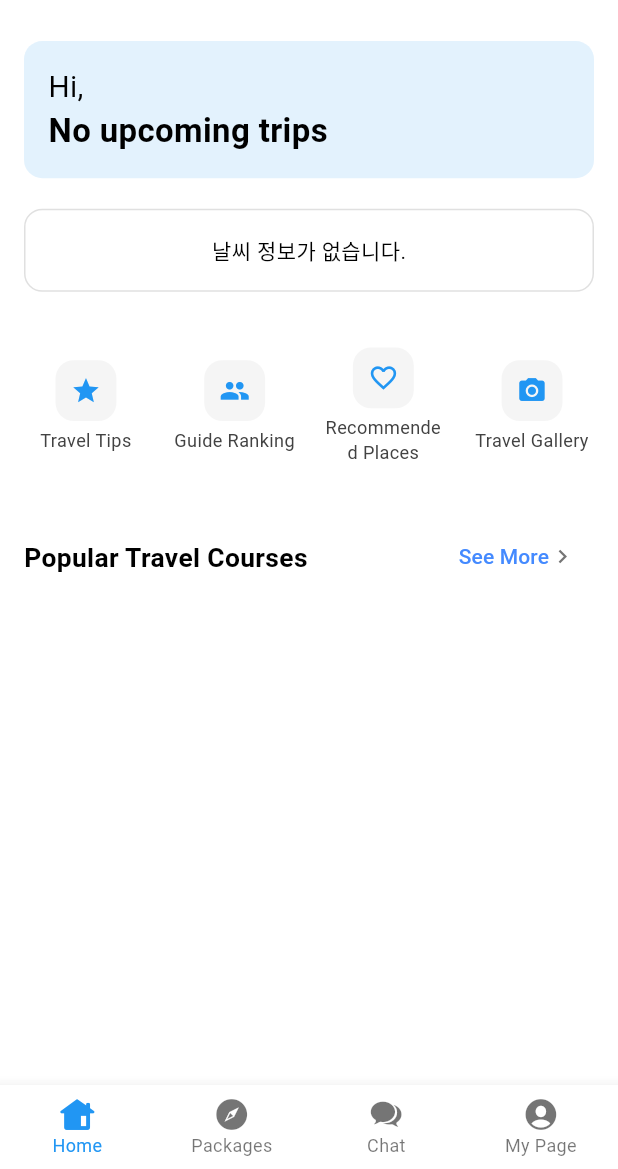
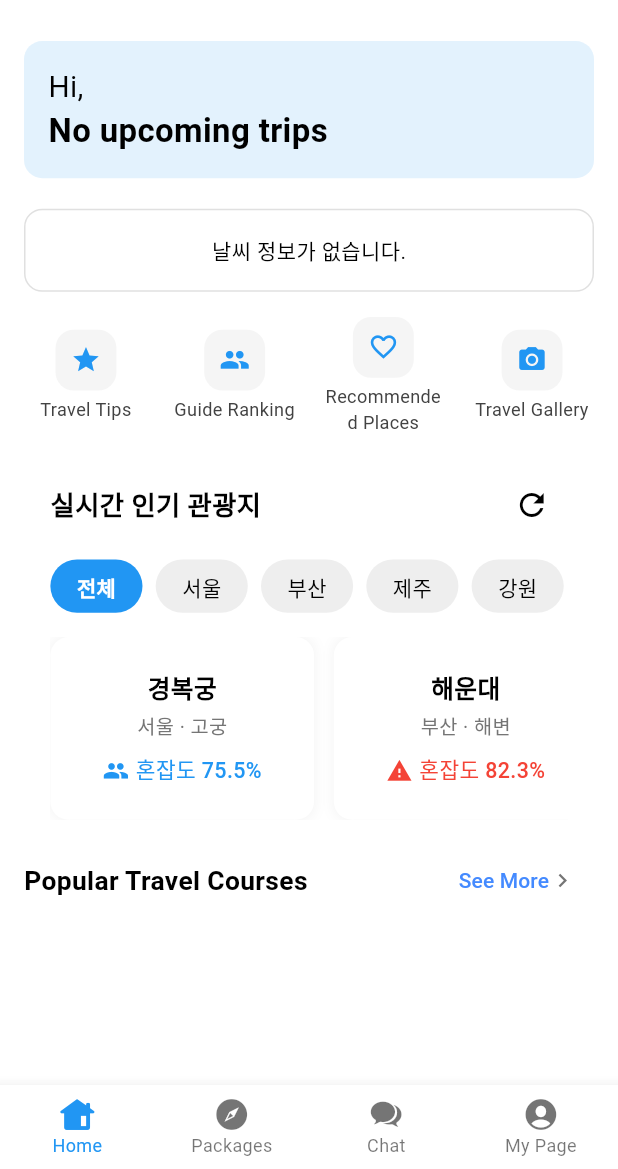
Before and after one commit to peteryu24/TravelOn, a Flutter app: the HomeScreen screen opened by its route, on a phone screen of 412 x 824 dp, the part 67-1236 px from its top. Run offline on Flutter 3.47's test engine with Material 3 defaults, Android fonts, the phone set to English and light mode, and no system bars; our stand-ins replace cached_network_image, cloud_firestore, easy_localization, firebase_auth, firebase_core, firebase_messaging and 11 more; missing offline and left inert: firebase_app_check, flutter_naver_map, kakao_flutter_sdk_common, kakao_flutter_sdk_user; accounts and stored records are empty; network calls fail.

Commit message:
feat: 실시간 인기 관광지 기능 업데이트

```diff
--- /dev/null
+++ b/lib/features/home/data/datasources/tourism_density_api.dart
@@ -0,0 +1,45 @@
+import 'package:flutter_dotenv/flutter_dotenv.dart';
+import 'package:http/http.dart' as http;
+import 'dart:convert';
+import '../models/tourism_density_model.dart';
+
+class TourismDensityApi {
+  static const baseUrl = 'http://apis.data.go.kr/B551011/TatsCnctrRateService';
+
+  // 환경변수에서 API 키 가져오기
+  static String get apiKey => dotenv.env['TOURISMDENSITY_API_KEY'] ?? '';
+
+  Future<List<TourismDensityModel>> getTourismDensity() async {
+    try {
+      final uri = Uri.parse('$baseUrl/tatsCnctrRateList').replace(
+        queryParameters: {
+          'serviceKey': apiKey,
+          'numOfRows': '20',
+          'pageNo': '1',
+          'MobileOS': 'ETC',
+          'MobileApp': 'TravelOn',
+          '_type': 'json',
+        },
+      );
+
+      final response = await http.get(uri);
+
+      if (response.statusCode == 200) {
+        final data = json.decode(response.body);
+        final items = data['response']['body']['items']['item'] as List;
+        return items.map((item) => TourismDensityModel.fromJson(item)).toList();
+      } else {
+        throw Exception('Failed to load tourism density data');
+      }
+    } catch (e) {
+      // 테스트용 더미 데이터 반환
+      return [
+        TourismDensityModel(
+            name: '경복궁', density: 75.5, location: '서울', category: '고궁'),
+        TourismDensityModel(
+            name: '해운대', density: 82.3, location: '부산', category: '해변'),
+        // ... 더미 데이터 추가
+      ];
+    }
+  }
+}
--- /dev/null
+++ b/lib/features/home/data/models/tourism_density_model.dart
@@ -0,0 +1,28 @@
+import '../../domain/entities/tourism_density.dart';
+
+class TourismDensityModel extends TourismDensity {
+  TourismDensityModel({
+    required super.name,
+    required super.density,
+    required super.location,
+    required super.category,
+  });
+
+  factory TourismDensityModel.fromJson(Map<String, dynamic> json) {
+    return TourismDensityModel(
+      name: json['tAtsNm'] ?? '',
+      density: double.tryParse(json['cnctrRate'] ?? '0') ?? 0.0,
+      location: json['areaNm'] ?? '',
+      category: json['signguNm'] ?? '',
+    );
+  }
+
+  Map<String, dynamic> toJson() {
+    return {
+      'name': name,
+      'density': density,
+      'location': location,
+      'category': category,
+    };
+  }
+}
--- /dev/null
+++ b/lib/features/home/domain/entities/tourism_density.dart
@@ -0,0 +1,13 @@
+class TourismDensity {
+  final String name;
+  final double density;
+  final String location;
+  final String category;
+
+  TourismDensity({
+    required this.name,
+    required this.density,
+    required this.location,
+    required this.category,
+  });
+}
--- a/lib/features/home/presentation/screens/home_screen.dart
+++ b/lib/features/home/presentation/screens/home_screen.dart
@@ -13,6 +13,7 @@ import 'package:go_router/go_router.dart';
 import '../../../../core/providers/navigation_provider.dart';
 import '../../../../features/notification/presentation/screens/notification_center_screen.dart';
 import '../../../../features/notification/presentation/providers/notification_provider.dart';
+import '../../../../features/home/presentation/widgets/tourism_density_widget.dart';
 
 class HomeScreen extends StatefulWidget {
   const HomeScreen({super.key});
@@ -105,7 +106,6 @@ class _HomeScreenState extends State<HomeScreen> {
           ),
         ],
       ),
-
       body: SingleChildScrollView(
         child: Padding(
           padding: const EdgeInsets.all(16.0),
@@ -114,10 +114,8 @@ class _HomeScreenState extends State<HomeScreen> {
             children: [
               const NextTripCard(),
               SizedBox(height: 20.h),
-
               const WeatherSlider(),
-              SizedBox(height: 30.h),
-
+              SizedBox(height: 10.h),
               GridView.count(
                 shrinkWrap: true,
                 physics: const NeverScrollableScrollPhysics(),
@@ -128,29 +126,17 @@ class _HomeScreenState extends State<HomeScreen> {
                 childAspectRatio: 0.9, // 1.0에서 0.9로 변경하여 세로 공간 확보
                 children: [
                   _buildMenuItem(
-                      Icons.star,
-                      'menu.travel_tips'.tr(),
-                      '/travel-tips'
-                  ),
-                  _buildMenuItem(
-                      Icons.people,
-                      'menu.guide_ranking'.tr(),
-                      '/guide-ranking'
-                  ),
-                  _buildMenuItem(
-                      Icons.favorite_border,
-                      'menu.recommended_places'.tr(),
-                      '/recommended-places'
-                  ),
-                  _buildMenuItem(
-                      Icons.photo_camera,
-                      'menu.travel_gallery'.tr(),
-                      '/travel-gallery'
-                  ),
+                      Icons.star, 'menu.travel_tips'.tr(), '/travel-tips'),
+                  _buildMenuItem(Icons.people, 'menu.guide_ranking'.tr(),
+                      '/guide-ranking'),
+                  _buildMenuItem(Icons.favorite_border,
+                      'menu.recommended_places'.tr(), '/recommended-places'),
+                  _buildMenuItem(Icons.photo_camera, 'menu.travel_gallery'.tr(),
+                      '/travel-gallery'),
                 ],
               ),
-              SizedBox(height: 30.h),
-
+              // SizedBox(height: 10.h),
+              const TourismDensityWidget(),
               Row(
                 mainAxisAlignment: MainAxisAlignment.spaceBetween,
                 children: [
@@ -168,7 +154,7 @@ class _HomeScreenState extends State<HomeScreen> {
                     child: Row(
                       children: [
                         Text(
-                          'common.see_more'.tr(),  // 여기를 확인
+                          'common.see_more'.tr(), // 여기를 확인
                           style: const TextStyle(color: Colors.blueAccent),
                         ),
                         Icon(Icons.chevron_right, color: Colors.grey.shade600),
@@ -178,7 +164,6 @@ class _HomeScreenState extends State<HomeScreen> {
                 ],
               ),
               SizedBox(height: 10.h),
-
               Consumer<TravelProvider>(
                 builder: (context, provider, child) {
                   final popularPackages = provider.getPopularPackages();
--- /dev/null
+++ b/lib/features/home/presentation/widgets/tourism_density_widget.dart
@@ -0,0 +1,217 @@
+import 'package:flutter/material.dart';
+import 'package:flutter_screenutil/flutter_screenutil.dart';
+import '../../data/datasources/tourism_density_api.dart';
+import '../../data/models/tourism_density_model.dart';
+
+class TourismDensityWidget extends StatefulWidget {
+  const TourismDensityWidget({super.key});
+
+  @override
+  State<TourismDensityWidget> createState() => _TourismDensityWidgetState();
+}
+
+class _TourismDensityWidgetState extends State<TourismDensityWidget> {
+  final _api = TourismDensityApi();
+  List<TourismDensityModel> allSpots = [];
+  List<TourismDensityModel> filteredSpots = [];
+  bool isLoading = true;
+  String selectedRegion = '전체';
+
+  final List<String> regions = ['전체', '서울', '부산', '제주', '강원', '경주', '인천', '대구'];
+
+  @override
+  void initState() {
+    super.initState();
+    fetchHotSpots();
+  }
+
+  Future<void> fetchHotSpots() async {
+    setState(() => isLoading = true);
+    try {
+      final spots = await _api.getTourismDensity();
+      setState(() {
+        allSpots = spots;
+        filterSpots();
+      });
+    } catch (e) {
+      ScaffoldMessenger.of(context).showSnackBar(
+        SnackBar(content: Text('데이터를 불러오는데 실패했습니다: $e')),
+      );
+    } finally {
+      setState(() => isLoading = false);
+    }
+  }
+
+  void filterSpots() {
+    setState(() {
+      filteredSpots = selectedRegion == '전체'
+          ? List.from(allSpots)
+          : allSpots.where((spot) => spot.location == selectedRegion).toList();
+    });
+  }
+
+  @override
+  Widget build(BuildContext context) {
+    return Container(
+      margin: EdgeInsets.symmetric(vertical: 16.h, horizontal: 16.w),
+      child: Column(
+        crossAxisAlignment: CrossAxisAlignment.start,
+        children: [
+          Row(
+            mainAxisAlignment: MainAxisAlignment.spaceBetween,
+            children: [
+              Text(
+                '실시간 인기 관광지',
+                style: TextStyle(
+                  fontSize: 16.sp,
+                  fontWeight: FontWeight.bold,
+                ),
+              ),
+              IconButton(
+                icon: const Icon(Icons.refresh),
+                onPressed: fetchHotSpots,
+              ),
+            ],
+          ),
+          SizedBox(height: 12.h),
+          _buildRegionFilter(),
+          SizedBox(height: 16.h),
+          _buildSpotsList(),
+        ],
+      ),
+    );
+  }
+
+  Widget _buildRegionFilter() {
+    return SizedBox(
+      height: 35.h,
+      child: ListView.builder(
+        scrollDirection: Axis.horizontal,
+        itemCount: regions.length,
+        itemBuilder: (context, index) => _buildRegionChip(regions[index]),
+      ),
+    );
+  }
+
+  Widget _buildRegionChip(String region) {
+    final isSelected = selectedRegion == region;
+    return GestureDetector(
+      onTap: () {
+        setState(() {
+          selectedRegion = region;
+          filterSpots();
+        });
+      },
+      child: Container(
+        padding: EdgeInsets.symmetric(horizontal: 16.w, vertical: 8.h),
+        margin: EdgeInsets.only(right: 8.w),
+        decoration: BoxDecoration(
+          color: isSelected ? Colors.blue : Colors.grey[200],
+          borderRadius: BorderRadius.circular(20.r),
+        ),
+        child: Text(
+          region,
+          style: TextStyle(
+            color: isSelected ? Colors.white : Colors.black,
+            fontWeight: isSelected ? FontWeight.bold : FontWeight.normal,
+          ),
+        ),
+      ),
+    );
+  }
+
+  Widget _buildSpotsList() {
+    if (isLoading) {
+      return const Center(child: CircularProgressIndicator());
+    }
+
+    if (filteredSpots.isEmpty) {
+      return Center(
+        child: Column(
+          children: [
+            SizedBox(height: 20.h),
+            Text(
+              '$selectedRegion의 관광지 정보가 없습니다.',
+              style: TextStyle(
+                color: Colors.grey[600],
+                fontSize: 14.sp,
+              ),
+            ),
+          ],
+        ),
+      );
+    }
+
+    return SizedBox(
+      height: 120.h,
+      child: ListView.builder(
+        scrollDirection: Axis.horizontal,
+        itemCount: filteredSpots.length,
+        itemBuilder: (context, index) => _buildSpotCard(filteredSpots[index]),
+      ),
+    );
+  }
+
+  Widget _buildSpotCard(TourismDensityModel spot) {
+    return Container(
+      width: 160.w,
+      margin: EdgeInsets.only(right: 12.w),
+      decoration: BoxDecoration(
+        color: Colors.white,
+        borderRadius: BorderRadius.circular(12.r),
+        boxShadow: [
+          BoxShadow(
+            color: Colors.grey.withOpacity(0.1),
+            spreadRadius: 1,
+            blurRadius: 6,
+          ),
+        ],
+      ),
+      child: Column(
+        mainAxisAlignment: MainAxisAlignment.center,
+        children: [
+          Text(
+            spot.name,
+            style: TextStyle(
+              fontWeight: FontWeight.bold,
+              fontSize: 15.sp,
+            ),
+          ),
+          SizedBox(height: 4.h),
+          Text(
+            '${spot.location} · ${spot.category}',
+            style: TextStyle(
+              color: Colors.grey[600],
+              fontSize: 12.sp,
+            ),
+          ),
+          SizedBox(height: 8.h),
+          _buildDensityIndicator(spot.density),
+        ],
+      ),
+    );
+  }
+
+  Widget _buildDensityIndicator(double density) {
+    final isHigh = density >= 80;
+    return Row(
+      mainAxisAlignment: MainAxisAlignment.center,
+      children: [
+        Icon(
+          isHigh ? Icons.warning : Icons.people,
+          color: isHigh ? Colors.red : Colors.blue,
+          size: 16.sp,
+        ),
+        SizedBox(width: 4.w),
+        Text(
+          '혼잡도 ${density.toStringAsFixed(1)}%',
+          style: TextStyle(
+            color: isHigh ? Colors.red : Colors.blue,
+            fontSize: 13.sp,
+            fontWeight: FontWeight.w500,
+          ),
+        ),
+      ],
+    );
+  }
+}
```
